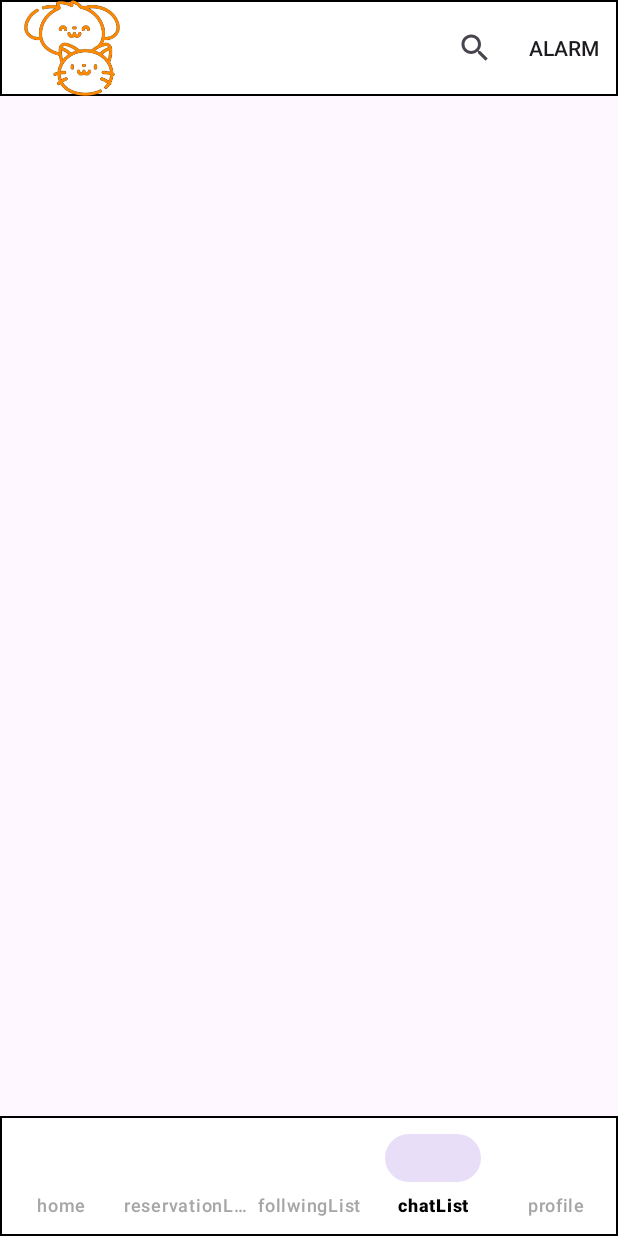
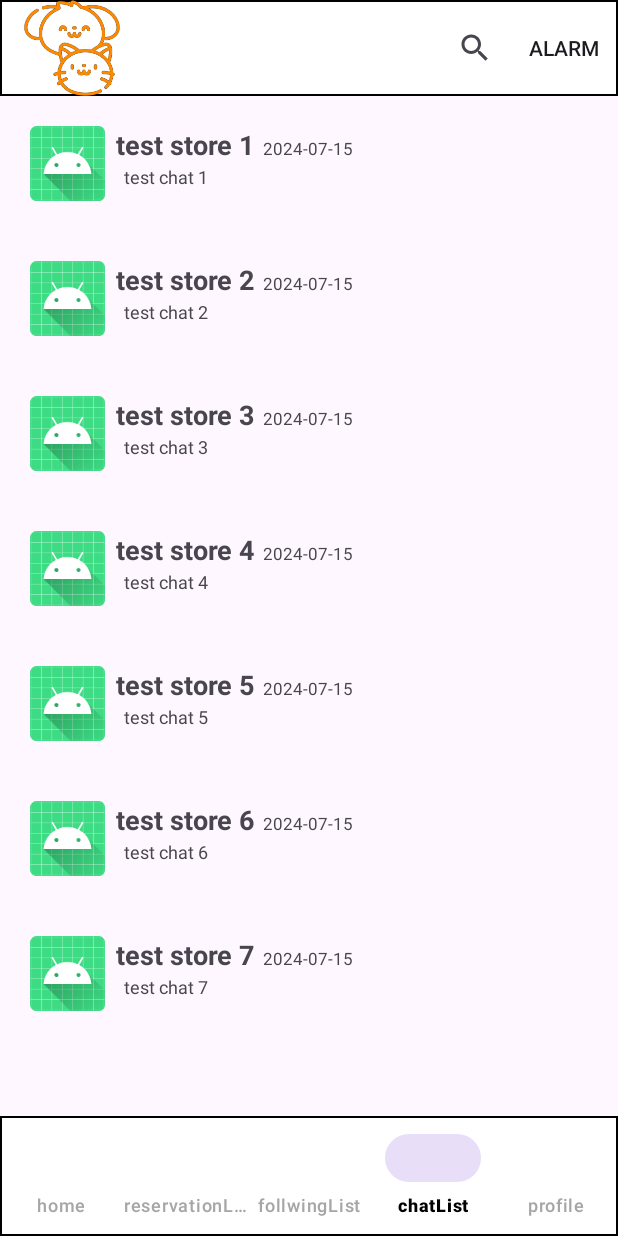
Before and after one commit to sl39/AniBuddy, an Android app: the screen it shows after launch (MainActivity), item 4 of the bottom bar chosen, on a phone screen of 412 x 824 dp. Run offline under Robolectric (Android 15) with nearby library versions, the phone set to English and light mode, and no system bars.

Commit message:
feat: chatroom list 리사이클러뷰 적용

```diff
--- a/front/app/src/main/java/com/example/front/fragment_chatroom_list.kt
+++ b/front/app/src/main/java/com/example/front/fragment_chatroom_list.kt
@@ -1,34 +1,44 @@
 package com.example.front
 
+import android.os.Build
 import android.os.Bundle
 import androidx.fragment.app.Fragment
 import android.view.LayoutInflater
 import android.view.View
 import android.view.ViewGroup
+import androidx.annotation.RequiresApi
 import androidx.recyclerview.widget.LinearLayoutManager
 import androidx.recyclerview.widget.RecyclerView
 import com.example.front.databinding.FragmentChatroomListBinding
 import com.example.front.databinding.ItemChatroomBinding
+import java.time.LocalDateTime
+import java.time.format.DateTimeFormatter
 
+class ChatRoom(var storeName: String?, var lastChat: String?, var lastChatDate: LocalDateTime?) {
+
+}
 
 class ChatRoomViewHolder(val binding: ItemChatroomBinding) : RecyclerView.ViewHolder(binding.root)
 
-class ChatRoomAdapter(val datas: MutableList<String>) : RecyclerView.Adapter<RecyclerView.ViewHolder>() {
+class ChatRoomAdapter(val datas: List<ChatRoom>) : RecyclerView.Adapter<RecyclerView.ViewHolder>() {
 
+    //전체 아이템 개수
     override fun getItemCount() = datas.size
+
+    //ViewHolder 객체 생성
     override fun onCreateViewHolder(parent: ViewGroup, viewType: Int): RecyclerView.ViewHolder {
-        return ChatRoomViewHolder(
-            ItemChatroomBinding.inflate(
-                LayoutInflater.from(parent.context),
-                parent,
-                false
-            )
-        )
+        return ChatRoomViewHolder(ItemChatroomBinding.inflate(LayoutInflater.from(parent.context), parent, false))
     }
+
+    //ViewHolder 객체에 데이터 바인딩
+    @RequiresApi(Build.VERSION_CODES.O)
     override fun onBindViewHolder(holder: RecyclerView.ViewHolder, position: Int) {
         val binding = (holder as ChatRoomViewHolder).binding
-        binding.itemStoreName.text = datas[position]
-        binding.itemLatestChat.text = datas[position]
+
+        val formatter = DateTimeFormatter.ofPattern("yyyy-MM-dd")
+        binding.storeName.text = datas[position].storeName
+        binding.lastChat.text = datas[position].lastChat
+        binding.lastDate.text = datas[position].lastChatDate?.format(formatter)
     }
 }
 
@@ -36,22 +46,28 @@ class fragment_chatroom_list : Fragment() {
 
     lateinit var binding: FragmentChatroomListBinding
 
+    @RequiresApi(Build.VERSION_CODES.O)
     override fun onCreateView(
         inflater: LayoutInflater, container: ViewGroup?,
         savedInstanceState: Bundle?
     ): View {
         binding = FragmentChatroomListBinding.inflate(inflater, container, false)
 
-        val datas = mutableListOf<String>()
+        //todo: 백에서 채팅방 정보 가져와서 넣어주기
+        var testList = mutableListOf<ChatRoom>()
 
-        for(i in 1..10) datas.add("store $i")
+        for(i in 1..10){
+            val testChatRoom = ChatRoom(
+                storeName = "test store $i",
+                lastChat = "test chat $i",
+                lastChatDate = LocalDateTime.now()
+            )
+            testList.add(testChatRoom)
+        }
 
-        val adapter = ChatRoomAdapter(datas)
-        val layoutManager = LinearLayoutManager(activity)
+        binding.recyclerview.adapter = ChatRoomAdapter(testList)
+        binding.recyclerview.layoutManager = LinearLayoutManager(activity)
 
-        binding.recyclerview.adapter = adapter
-        binding.recyclerview.layoutManager = layoutManager
-
-        return binding.root //화면에 출력
+        return binding.root
     }
 }
--- a/front/app/src/main/res/layout/fragment_chatroom_list.xml
+++ b/front/app/src/main/res/layout/fragment_chatroom_list.xml
@@ -4,5 +4,4 @@
     xmlns:android="http://schemas.android.com/apk/res/android"
     android:id="@+id/recyclerview"
     android:layout_width="match_parent"
-    android:layout_height="0dp"
-    android:layout_weight="1" />
+    android:layout_height="wrap_content"/>
--- a/front/app/src/main/res/layout/item_chatroom.xml
+++ b/front/app/src/main/res/layout/item_chatroom.xml
@@ -30,18 +30,20 @@
                 android:text="store name"
                 android:layout_marginRight="5dp"
                 android:textStyle="bold"
-                android:textSize="15sp" />
+                android:textSize="18sp" />
             <TextView
                 android:layout_width="wrap_content"
                 android:layout_height="wrap_content"
-                android:id="@+id/latest_date"
+                android:id="@+id/last_date"
                 android:text="2024-10-23"
-                android:textSize="8sp" />
+                android:textSize="11sp" />
         </LinearLayout>
         <TextView
-            android:id="@+id/latest_chat"
+            android:id="@+id/last_chat"
             android:layout_width="match_parent"
             android:layout_height="match_parent"
+            android:paddingTop="5dp"
+            android:paddingLeft="5dp"
             android:text="latest chat"
             android:textSize="12sp" />
     </LinearLayout>
```
